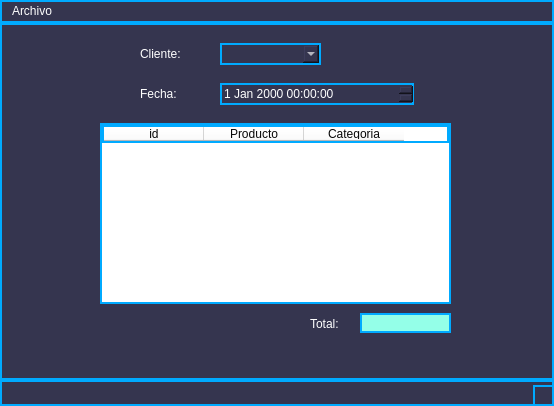
joanmera/Gameverse_Interface, file views/compras.ui: the form before one commit.
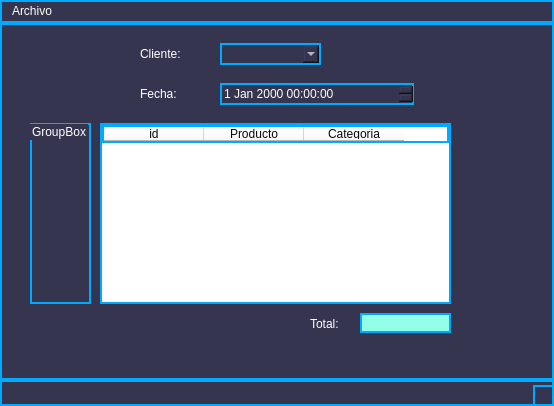
The form after the commit.

The edit to the form file:
```diff
--- a/views/compras.ui
+++ b/views/compras.ui
@@ -135,6 +135,19 @@
      <string notr="true">background-color: rgb(148, 255, 232);</string>
     </property>
    </widget>
+   <widget class="QGroupBox" name="groupBox">
+    <property name="geometry">
+     <rect>
+      <x>30</x>
+      <y>100</y>
+      <width>61</width>
+      <height>181</height>
+     </rect>
+    </property>
+    <property name="title">
+     <string>GroupBox</string>
+    </property>
+   </widget>
   </widget>
   <widget class="QMenuBar" name="menubar">
    <property name="geometry">
```
